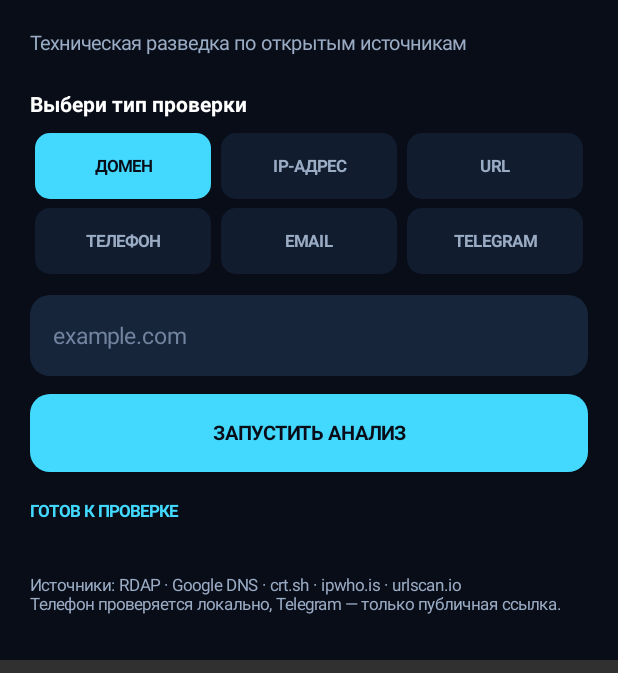
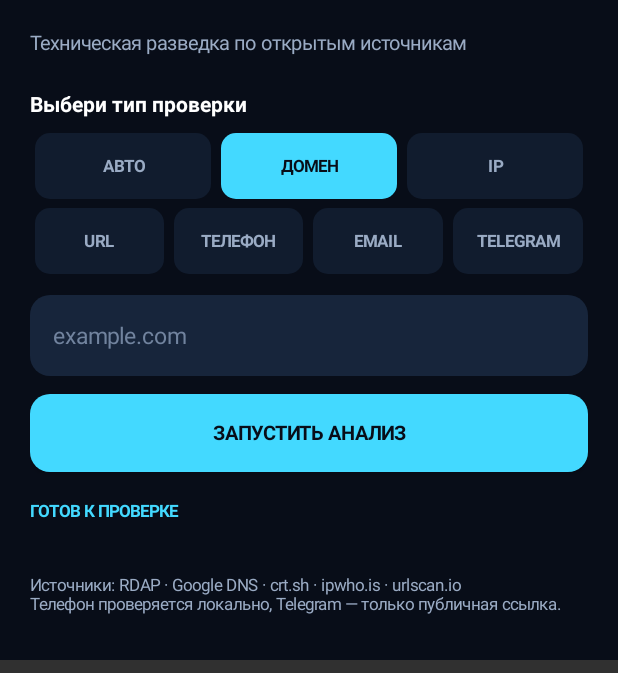
Before and after one commit to mikhammadsidiks-bit/spectrum-ai, an Android app: the screen it shows after launch (MainActivity), after a tap on "ДОМЕН", on a phone screen of 412 x 824 dp, the part 115-788 px from its top. Run offline under Robolectric (Android 15) with nearby library versions, the phone set to English and light mode, and no system bars; libraries missing offline, so code that uses them is left out: com.google.i18n.phonenumbers; 1 other tap on this screen came first.

Commit message:
Add automatic clue detection to SPECTRUM AI

```diff
--- a/app/src/main/java/com/spectrumai/app/MainActivity.java
+++ b/app/src/main/java/com/spectrumai/app/MainActivity.java
@@ -29,7 +29,7 @@ public class MainActivity extends Activity {
     private LinearLayout root, results, modeRow, modeRow2;
     private EditText input;
     private TextView status;
-    private String mode="DOMAIN";
+    private String mode="AUTO";
     private final ExecutorService worker=Executors.newSingleThreadExecutor();
     private final Handler ui=new Handler(Looper.getMainLooper());
 
@@ -48,9 +48,9 @@ public class MainActivity extends Activity {
         TextView intro=label("Техническая разведка по открытым источникам",13,MUTED,false); LinearLayout.LayoutParams ip=params(-1,-2,16); root.addView(intro,ip);
         TextView sec=label("Выбери тип проверки",14,Color.WHITE,true); root.addView(sec,params(-1,-2,22));
         modeRow=new LinearLayout(this); modeRow.setOrientation(0); root.addView(modeRow,params(-1,-2,10));
-        addMode("ДОМЕН","DOMAIN",modeRow); addMode("IP-АДРЕС","IP",modeRow); addMode("URL","URL",modeRow);
+        addMode("АВТО","AUTO",modeRow); addMode("ДОМЕН","DOMAIN",modeRow); addMode("IP","IP",modeRow);
         modeRow2=new LinearLayout(this); modeRow2.setOrientation(0); root.addView(modeRow2,params(-1,-2,6));
-        addMode("ТЕЛЕФОН","PHONE",modeRow2); addMode("EMAIL","EMAIL",modeRow2); addMode("TELEGRAM","TELEGRAM",modeRow2);
+        addMode("URL","URL",modeRow2); addMode("ТЕЛЕФОН","PHONE",modeRow2); addMode("EMAIL","EMAIL",modeRow2); addMode("TELEGRAM","TELEGRAM",modeRow2);
         input=new EditText(this); input.setSingleLine(true); input.setTextColor(Color.WHITE); input.setHintTextColor(0xff71839e);
         input.setTextSize(15); input.setPadding(dp(15),0,dp(15),0); input.setHint("example.com");
         input.setBackground(round(PANEL2,dp(13))); root.addView(input,params(-1,dp(54),14));
@@ -69,12 +69,23 @@ public class MainActivity extends Activity {
         LinearLayout.LayoutParams p=new LinearLayout.LayoutParams(0,dp(44),1); p.setMargins(dp(3),0,dp(3),0); row.addView(t,p);
         t.setOnClickListener(v->{mode=value; refreshModes(); input.setError(null); input.setHint(modeHint());});
     }
-    private String modeHint(){switch(mode){case "IP":return "8.8.8.8";case "URL":return "https://example.com/path";case "PHONE":return "+358...";case "EMAIL":return "you@example.com";case "TELEGRAM":return "@username";default:return "example.com";}}
+    private String modeHint(){switch(mode){case "AUTO":return "Номер, @username, email, IP, URL или домен";case "IP":return "8.8.8.8";case "URL":return "https://example.com/path";case "PHONE":return "+358...";case "EMAIL":return "you@example.com";case "TELEGRAM":return "@username";default:return "example.com";}}
     private void refreshModes(){for(LinearLayout row:new LinearLayout[]{modeRow,modeRow2})for(int i=0;i<row.getChildCount();i++){TextView x=(TextView)row.getChildAt(i);boolean selected=mode.equals(x.getTag());x.setBackground(round(selected?CYAN:PANEL,dp(10)));x.setTextColor(selected?BG:MUTED);}}
 
     private void startScan() {
         String raw=input.getText().toString().trim();
         if(raw.isEmpty()){input.setError("Введи значение для проверки");return;}
+        if(mode.equals("AUTO")) {
+            String low=raw.toLowerCase();
+            if(low.startsWith("@")||low.startsWith("https://t.me/")) mode="TELEGRAM";
+            else if(android.util.Patterns.EMAIL_ADDRESS.matcher(raw).matches()) mode="EMAIL";
+            else if(raw.matches("^\\+?[0-9() .-]{7,}$")) mode="PHONE";
+            else if(raw.matches("(?i)^[0-9a-f:.]{3,}$") && raw.contains(":")) mode="IP";
+            else if(low.startsWith("http://")||low.startsWith("https://")) mode="URL";
+            else if(raw.matches("(?i)^[a-z0-9.-]+\\.[a-z]{2,}(/.*)?$")) mode="DOMAIN";
+            else {input.setError("Не удалось определить тип. Выбери модуль вручную.");return;}
+            refreshModes();
+        }
         String target=raw;
         if(mode.equals("PHONE")){checkPhone(raw);return;}
         if(mode.equals("EMAIL")){checkEmail(raw);return;}
```
